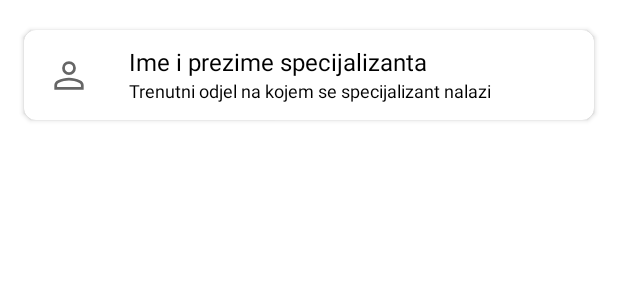
After one commit to AIR-FOI-HR/AIR2211, an Android app: the layout lista_specijalizant.xml on its own in the app's theme, with its tools: preview values and no code run, on a phone screen of 412 x 824 dp. The commit adds this screen. Shown: the top 300 px of the screen. Run offline under Robolectric (Android 15) with nearby library versions, the phone set to English and light mode, and no system bars.

Commit message:
Napravljen CardView za pojedinog specijalizanta u popisu specijalizanata te dodana ikona za specijalizanta

```diff
--- a/Frontend/app/build.gradle
+++ b/Frontend/app/build.gradle
@@ -41,4 +41,7 @@ dependencies {
     testImplementation 'junit:junit:4.13.2'
     androidTestImplementation 'androidx.test.ext:junit:1.1.3'
     androidTestImplementation 'androidx.test.espresso:espresso-core:3.4.0'
+
+    //cardView
+    implementation "androidx.cardview:cardview:1.0.0"
 }
--- /dev/null
+++ b/Frontend/app/src/main/res/drawable/person_48px.xml
@@ -0,0 +1,10 @@
+<vector xmlns:android="http://schemas.android.com/apk/res/android"
+    android:width="48dp"
+    android:height="48dp"
+    android:viewportWidth="48"
+    android:viewportHeight="48"
+    android:tint="?attr/colorControlNormal">
+  <path
+      android:fillColor="@android:color/white"
+      android:pathData="M24,23.95Q20.7,23.95 18.6,21.85Q16.5,19.75 16.5,16.45Q16.5,13.15 18.6,11.05Q20.7,8.95 24,8.95Q27.3,8.95 29.4,11.05Q31.5,13.15 31.5,16.45Q31.5,19.75 29.4,21.85Q27.3,23.95 24,23.95ZM8,40V35.3Q8,33.4 8.95,32.05Q9.9,30.7 11.4,30Q14.75,28.5 17.825,27.75Q20.9,27 24,27Q27.1,27 30.15,27.775Q33.2,28.55 36.55,30Q38.1,30.7 39.05,32.05Q40,33.4 40,35.3V40ZM11,37H37V35.3Q37,34.5 36.525,33.775Q36.05,33.05 35.35,32.7Q32.15,31.15 29.5,30.575Q26.85,30 24,30Q21.15,30 18.45,30.575Q15.75,31.15 12.6,32.7Q11.9,33.05 11.45,33.775Q11,34.5 11,35.3ZM24,20.95Q25.95,20.95 27.225,19.675Q28.5,18.4 28.5,16.45Q28.5,14.5 27.225,13.225Q25.95,11.95 24,11.95Q22.05,11.95 20.775,13.225Q19.5,14.5 19.5,16.45Q19.5,18.4 20.775,19.675Q22.05,20.95 24,20.95ZM24,16.45Q24,16.45 24,16.45Q24,16.45 24,16.45Q24,16.45 24,16.45Q24,16.45 24,16.45Q24,16.45 24,16.45Q24,16.45 24,16.45Q24,16.45 24,16.45Q24,16.45 24,16.45ZM24,37Q24,37 24,37Q24,37 24,37Q24,37 24,37Q24,37 24,37Q24,37 24,37Q24,37 24,37Q24,37 24,37Q24,37 24,37Z"/>
+</vector>
--- /dev/null
+++ b/Frontend/app/src/main/res/layout/lista_specijalizant.xml
@@ -0,0 +1,52 @@
+<?xml version="1.0" encoding="utf-8"?>
+<androidx.cardview.widget.CardView
+    xmlns:android="http://schemas.android.com/apk/res/android"
+    xmlns:app="http://schemas.android.com/apk/res-auto"
+    android:layout_width="match_parent"
+    android:layout_height="wrap_content"
+    android:layout_margin="5dp"
+    app:cardBackgroundColor="@color/cardview_light_background"
+    app:cardCornerRadius="8dp"
+    app:cardMaxElevation="8dp"
+    app:cardPreventCornerOverlap="true"
+    app:cardUseCompatPadding="true">
+
+    <RelativeLayout
+        android:layout_width="match_parent"
+        android:layout_height="wrap_content">
+
+        <ImageView
+            android:id="@+id/specijalizantSlika"
+            android:layout_width="40dp"
+            android:layout_height="40dp"
+            android:layout_margin="10dp"
+            android:contentDescription="@string/specijalizantSlika"
+            android:padding="5dp"
+            android:src="@drawable/person_48px" />
+
+        <TextView
+            android:id="@+id/spcijalizantIme"
+            android:layout_width="match_parent"
+            android:layout_height="wrap_content"
+            android:layout_marginStart="10dp"
+            android:layout_marginTop="10dp"
+            android:layout_toEndOf="@id/specijalizantSlika"
+            android:text="@string/specijalizantImePrezime"
+            android:textColor="@color/black"
+            android:textSize="16sp"/>
+
+        <TextView
+            android:id="@+id/spcijalizantTrenutniOdjel"
+            android:layout_width="match_parent"
+            android:layout_height="wrap_content"
+            android:layout_marginStart="10dp"
+            android:layout_marginBottom="10dp"
+            android:layout_toEndOf="@id/specijalizantSlika"
+            android:layout_below="@id/spcijalizantIme"
+            android:text="@string/specijalizantTrenutniOdjel"
+            android:textColor="@color/black"
+            android:textSize="12sp"/>
+
+    </RelativeLayout>
+
+</androidx.cardview.widget.CardView>
--- a/Frontend/app/src/main/res/values/strings.xml
+++ b/Frontend/app/src/main/res/values/strings.xml
@@ -1,3 +1,6 @@
 <resources>
     <string name="app_name">eDnevnik</string>
+    <string name="specijalizantSlika">Slika specijalizanta</string>
+    <string name="specijalizantImePrezime">Ime i prezime specijalizanta</string>
+    <string name="specijalizantTrenutniOdjel">Trenutni odjel na kojem se specijalizant nalazi</string>
 </resources>
```
